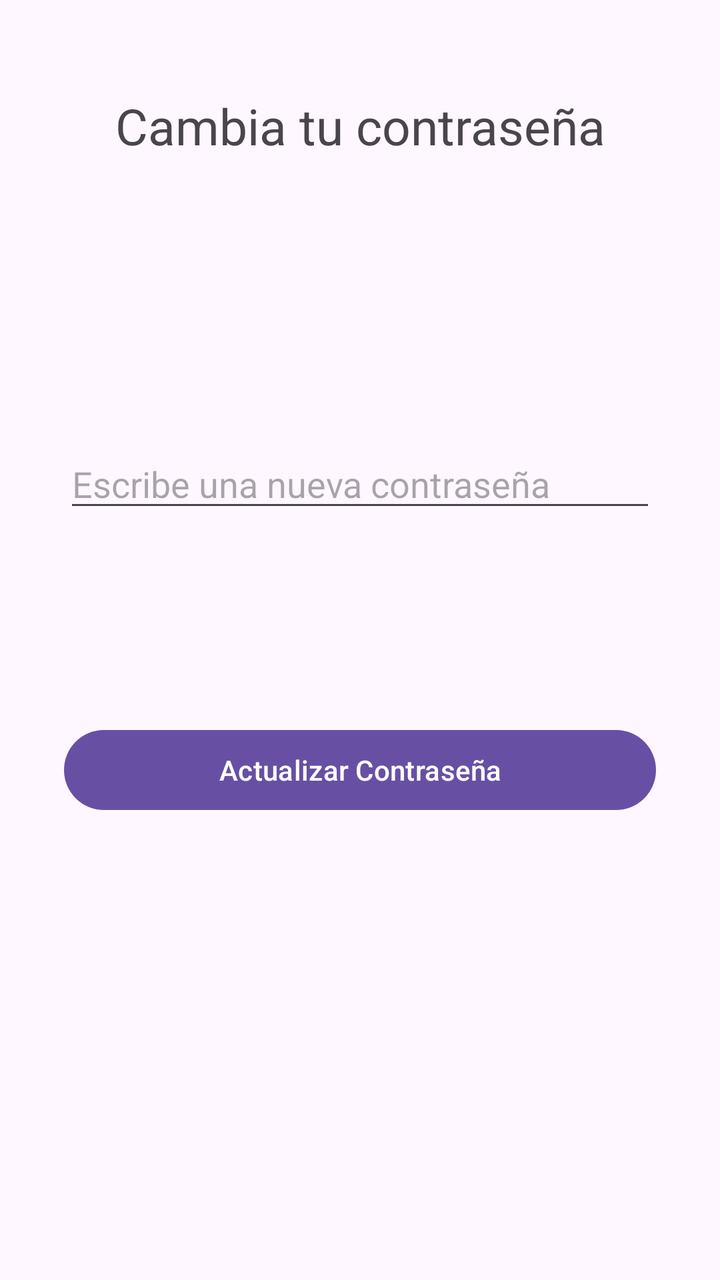
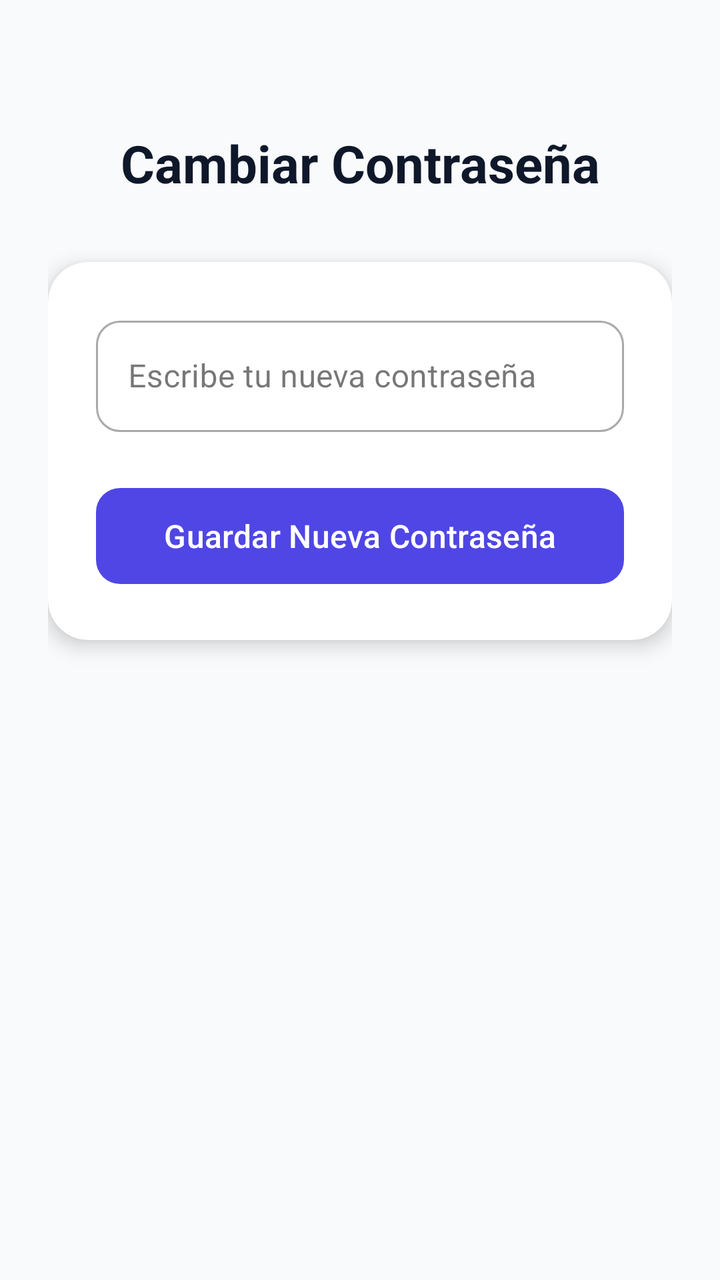

Compare the two renders of this Android layout. The source of the first and the diff that turns it into the second are given below.
<!-- AndroidManifest.xml: application theme Theme.SalvadorDeSemestres -->
<!-- res/layout/activity_cambiar_clave.xml -->
<?xml version="1.0" encoding="utf-8"?>
<androidx.constraintlayout.widget.ConstraintLayout xmlns:android="http://schemas.android.com/apk/res/android"
    xmlns:app="http://schemas.android.com/apk/res-auto"
    xmlns:tools="http://schemas.android.com/tools"
    android:id="@+id/main"
    android:layout_width="match_parent"
    android:layout_height="match_parent"
    tools:context=".vistas.vistas.CambiarClave">

    <TextView
        android:id="@+id/textView4"
        android:layout_width="wrap_content"
        android:layout_height="wrap_content"
        android:layout_marginStart="83dp"
        android:layout_marginTop="46dp"
        android:layout_marginEnd="83dp"
        android:text="Cambia tu contraseña"
        android:textSize="25dp"
        app:layout_constraintEnd_toEndOf="parent"
        app:layout_constraintStart_toStartOf="parent"
        app:layout_constraintTop_toTopOf="parent" />

    <EditText
        android:id="@+id/etNuevaContrasena"
        android:layout_width="match_parent"
        android:layout_height="wrap_content"
        android:layout_marginHorizontal="32dp"
        android:layout_marginTop="140dp"
        android:hint="Escribe una nueva contraseña"
        android:inputType="textPassword"
        app:layout_constraintEnd_toEndOf="parent"
        app:layout_constraintStart_toStartOf="parent"
        app:layout_constraintTop_toBottomOf="@+id/textView4" />

    <Button
        android:id="@+id/btnActualizarClave"
        android:layout_width="match_parent"
        android:layout_height="wrap_content"
        android:layout_marginHorizontal="32dp"
        android:layout_marginTop="100dp"
        android:text="Actualizar Contraseña"
        app:layout_constraintEnd_toEndOf="parent"
        app:layout_constraintStart_toStartOf="parent"
        app:layout_constraintTop_toBottomOf="@+id/etNuevaContrasena" />

</androidx.constraintlayout.widget.ConstraintLayout>
<!-- resources referenced by this layout -->
<resources>
  <style name="Theme.SalvadorDeSemestres" parent="Base.Theme.SalvadorDeSemestres" />
  <style name="Base.Theme.SalvadorDeSemestres" parent="Theme.Material3.DayNight.NoActionBar">
          
          
      </style>
</resources>

<!-- the commit's change to res/layout/activity_cambiar_clave.xml (unified diff, before → after) -->
@@ -5,42 +5,73 @@
     android:id="@+id/main"
     android:layout_width="match_parent"
     android:layout_height="match_parent"
+    android:background="@color/bg_app"
+    android:padding="24dp"
     tools:context=".vistas.vistas.CambiarClave">
 
     <TextView
-        android:id="@+id/textView4"
+        android:id="@+id/tvTitulo"
         android:layout_width="wrap_content"
         android:layout_height="wrap_content"
-        android:layout_marginStart="83dp"
-        android:layout_marginTop="46dp"
-        android:layout_marginEnd="83dp"
-        android:text="Cambia tu contraseña"
-        android:textSize="25dp"
+        android:layout_marginTop="40dp"
+        android:text="Cambiar Contraseña"
+        android:textColor="@color/text_dark"
+        android:textSize="26sp"
+        android:textStyle="bold"
         app:layout_constraintEnd_toEndOf="parent"
         app:layout_constraintStart_toStartOf="parent"
         app:layout_constraintTop_toTopOf="parent" />
 
-    <EditText
-        android:id="@+id/etNuevaContrasena"
+    
+    <com.google.android.material.card.MaterialCardView
+        android:id="@+id/cardFormulario"
         android:layout_width="match_parent"
         android:layout_height="wrap_content"
-        android:layout_marginHorizontal="32dp"
-        android:layout_marginTop="140dp"
-        android:hint="Escribe una nueva contraseña"
-        android:inputType="textPassword"
-        app:layout_constraintEnd_toEndOf="parent"
+        android:layout_marginTop="32dp"
+        app:cardBackgroundColor="@color/card_bg"
+        app:cardCornerRadius="20dp"
+        app:cardElevation="6dp"
+        app:strokeWidth="0dp"
+        app:layout_constraintTop_toBottomOf="@+id/tvTitulo"
         app:layout_constraintStart_toStartOf="parent"
-        app:layout_constraintTop_toBottomOf="@+id/textView4" />
+        app:layout_constraintEnd_toEndOf="parent">
 
-    <Button
-        android:id="@+id/btnActualizarClave"
-        android:layout_width="match_parent"
-        android:layout_height="wrap_content"
-        android:layout_marginHorizontal="32dp"
-        android:layout_marginTop="100dp"
-        android:text="Actualizar Contraseña"
-        app:layout_constraintEnd_toEndOf="parent"
-        app:layout_constraintStart_toStartOf="parent"
-        app:layout_constraintTop_toBottomOf="@+id/etNuevaContrasena" />
+        <LinearLayout
+            android:layout_width="match_parent"
+            android:layout_height="wrap_content"
+            android:orientation="vertical"
+            android:padding="24dp">
+
+            <com.google.android.material.textfield.TextInputLayout
+                android:layout_width="match_parent"
+                android:layout_height="wrap_content"
+                android:hint="Escribe tu nueva contraseña"
+                style="@style/Widget.MaterialComponents.TextInputLayout.OutlinedBox"
+                app:boxCornerRadiusTopStart="12dp"
+                app:boxCornerRadiusBottomEnd="12dp"
+                app:boxCornerRadiusTopEnd="12dp"
+                app:boxCornerRadiusBottomStart="12dp">
+
+                <com.google.android.material.textfield.TextInputEditText
+                    android:id="@+id/etNuevaContrasena"
+                    android:layout_width="match_parent"
+                    android:layout_height="wrap_content"
+                    android:inputType="textPassword" />
+
+            </com.google.android.material.textfield.TextInputLayout>
+
+            <com.google.android.material.button.MaterialButton
+                android:id="@+id/btnActualizarClave"
+                android:layout_width="match_parent"
+                android:layout_height="56dp"
+                android:layout_marginTop="24dp"
+                android:text="Guardar Nueva Contraseña"
+                android:textSize="16sp"
+                app:cornerRadius="12dp"
+                app:backgroundTint="@color/primary" />
+
+        </LinearLayout>
+
+    </com.google.android.material.card.MaterialCardView>
 
 </androidx.constraintlayout.widget.ConstraintLayout>
<!-- resource entries referenced after the edit -->
@@ -1,5 +1,9 @@
 <!-- resources referenced by this layout -->
 <resources>
+  <color name="bg_app">#F8FAFC</color>
+  <color name="card_bg">#FFFFFF</color>
+  <color name="primary">#4F46E5</color>
+  <color name="text_dark">#0F172A</color>
   <style name="Theme.SalvadorDeSemestres" parent="Base.Theme.SalvadorDeSemestres" />
   <style name="Base.Theme.SalvadorDeSemestres" parent="Theme.Material3.DayNight.NoActionBar">
           
